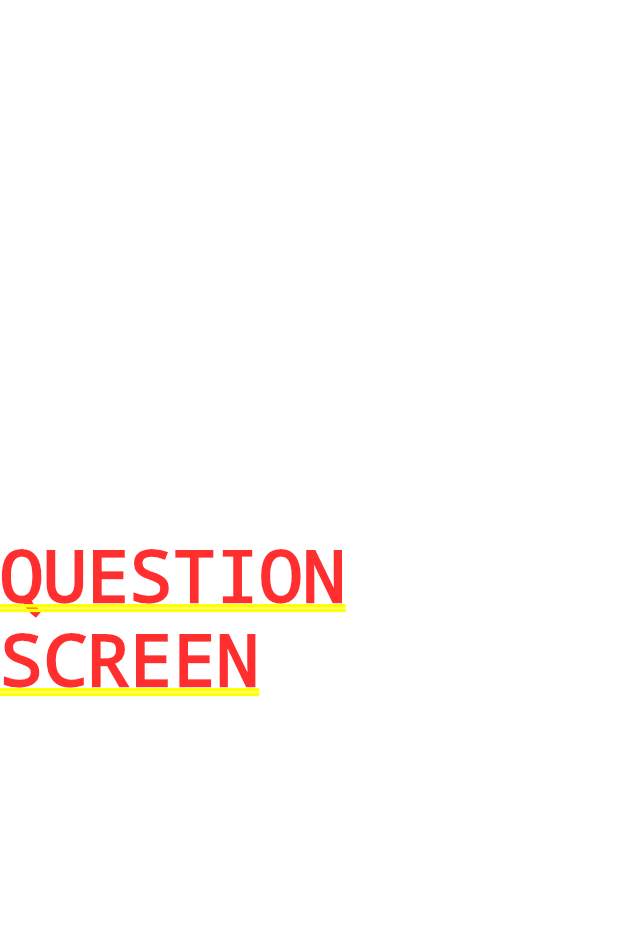
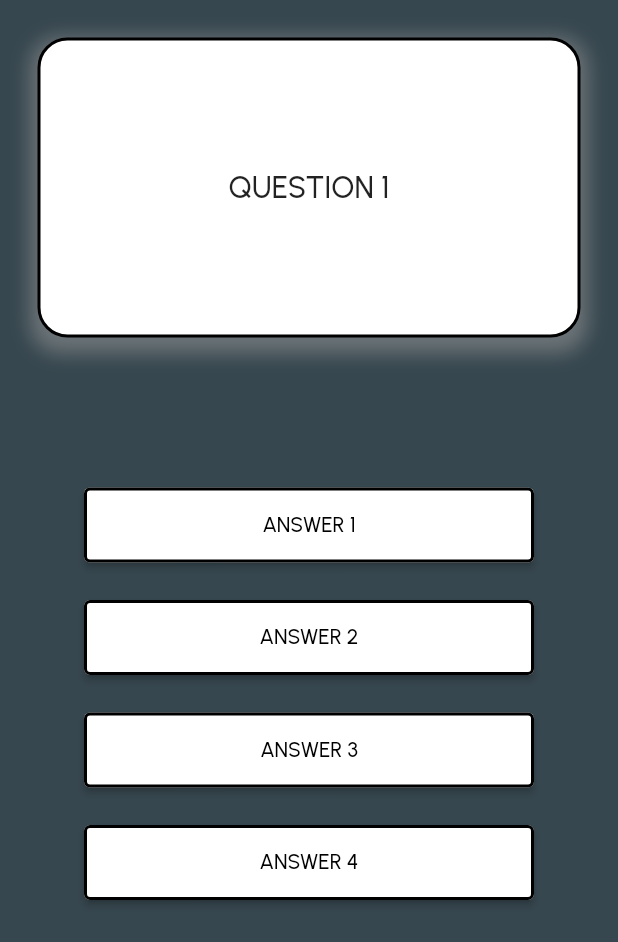
Before and after one commit to AlbertoPinto97/QuizApp, a Flutter app: the screen it shows after launch, after a tap on "Play!", on a phone screen of 412 x 824 dp. Shown: the top 942 px of the screen. Run offline on Flutter 3.47's test engine with Material 2 defaults, Android fonts, the phone set to English and light mode, and no system bars.

Commit message:
question screen and main screen basic design

```diff
--- a/lib/view/main_screen.dart
+++ b/lib/view/main_screen.dart
@@ -7,7 +7,7 @@ class MainScreen extends StatelessWidget {
   Widget build(BuildContext context) {
     return Scaffold(
       resizeToAvoidBottomInset: false,
-      backgroundColor: Colors.red,
+      backgroundColor: Colors.blueGrey[800],
       body: SafeArea(
         child: Center(
           child: Column(
@@ -15,7 +15,10 @@ class MainScreen extends StatelessWidget {
               children: [
                 const Text(
                   'Quiz App',
-                  style: TextStyle(color: Colors.white, fontSize: 50),
+                  style: TextStyle(
+                      color: Colors.white,
+                      fontSize: 50,
+                      fontFamily: 'Urbanist'),
                 ),
                 ElevatedButton(
                   child: Container(
@@ -23,9 +26,7 @@ class MainScreen extends StatelessWidget {
                         horizontal: 20, vertical: 10),
                     child: const Text(
                       'Play!',
-                      style: TextStyle(
-                        fontSize: 30,
-                      ),
+                      style: TextStyle(fontSize: 30, fontFamily: 'Urbanist'),
                     ),
                   ),
                   onPressed: () => Navigator.pushNamed(context, '/question'),
--- a/lib/view/question_screen.dart
+++ b/lib/view/question_screen.dart
@@ -10,9 +10,116 @@ class QuestionScreen extends StatefulWidget {
 class _QuestionScreenState extends State<QuestionScreen> {
   @override
   Widget build(BuildContext context) {
-    return Center(
-      child: Container(
-        child: Text('QUESTION SCREEN'),
+    return Scaffold(
+      backgroundColor: Colors.blueGrey[800],
+      body: SafeArea(
+        child: Column(
+          children: [
+            // QUESTION CONTAINER
+            Container(
+              width: double.infinity,
+              height: 200,
+              margin: const EdgeInsets.only(top: 25, left: 25, right: 25),
+              decoration: BoxDecoration(
+                borderRadius: BorderRadius.circular(20),
+                border: Border.all(
+                  width: 2,
+                ),
+                color: Colors.white,
+                boxShadow: [
+                  BoxShadow(
+                    color: Colors.grey.withOpacity(0.5),
+                    spreadRadius: 5,
+                    blurRadius: 10,
+                    offset: const Offset(0, 5),
+                  ),
+                ],
+              ),
+              child: const Center(
+                child: Text(
+                  'QUESTION 1',
+                  style: TextStyle(fontSize: 20, fontFamily: 'Urbanist'),
+                ),
+              ),
+            ),
+            const SizedBox(
+              height: 100,
+            ),
+            // ANSWER 1
+            ElevatedButton(
+                style: ElevatedButton.styleFrom(
+                  side: const BorderSide(
+                    width: 2,
+                    color: Colors.black,
+                  ),
+                  primary: Colors.white,
+                  minimumSize: const Size(300, 50),
+                ),
+                onPressed: () => print('answer1'),
+                child: const Text('ANSWER 1',
+                    style: TextStyle(
+                        fontSize: 14,
+                        fontFamily: 'Urbanist',
+                        color: Colors.black))),
+            const SizedBox(
+              height: 25,
+            ),
+            // ANSWER 2
+            ElevatedButton(
+                style: ElevatedButton.styleFrom(
+                  side: const BorderSide(
+                    width: 2,
+                    color: Colors.black,
+                  ),
+                  primary: Colors.white,
+                  minimumSize: const Size(300, 50),
+                ),
+                onPressed: () => print('answer2'),
+                child: const Text('ANSWER 2',
+                    style: TextStyle(
+                        fontSize: 14,
+                        fontFamily: 'Urbanist',
+                        color: Colors.black))),
+            const SizedBox(
+              height: 25,
+            ),
+            // ANSWER 3
+            ElevatedButton(
+                style: ElevatedButton.styleFrom(
+                  side: const BorderSide(
+                    width: 2,
+                    color: Colors.black,
+                  ),
+                  primary: Colors.white,
+                  minimumSize: const Size(300, 50),
+                ),
+                onPressed: () => print('answer3'),
+                child: const Text('ANSWER 3',
+                    style: TextStyle(
+                        fontSize: 14,
+                        fontFamily: 'Urbanist',
+                        color: Colors.black))),
+            const SizedBox(
+              height: 25,
+            ),
+            // ANSWER 4
+            ElevatedButton(
+                style: ElevatedButton.styleFrom(
+                  side: const BorderSide(
+                    width: 2,
+                    color: Colors.black,
+                  ),
+                  primary: Colors.white,
+                  minimumSize: const Size(300, 50),
+                ),
+                onPressed: () => print('answer4'),
+                child: const Text('ANSWER 4',
+                    style: TextStyle(
+                        fontSize: 14,
+                        fontFamily: 'Urbanist',
+                        color: Colors.black))),
+          ],
+        ),
       ),
     );
   }
--- a/pubspec.yaml
+++ b/pubspec.yaml
@@ -57,6 +57,11 @@ flutter:
   # the material Icons class.
   uses-material-design: true
 
+  fonts:
+    - family:  Urbanist
+      fonts:
+      - asset: assets/fonts/Urbanist-Medium.ttf
+
   # To add assets to your application, add an assets section, like this:
   # assets:
   #   - images/a_dot_burr.jpeg
```
Also changed, not shown: assets/fonts/Urbanist-Medium.ttf (added).
